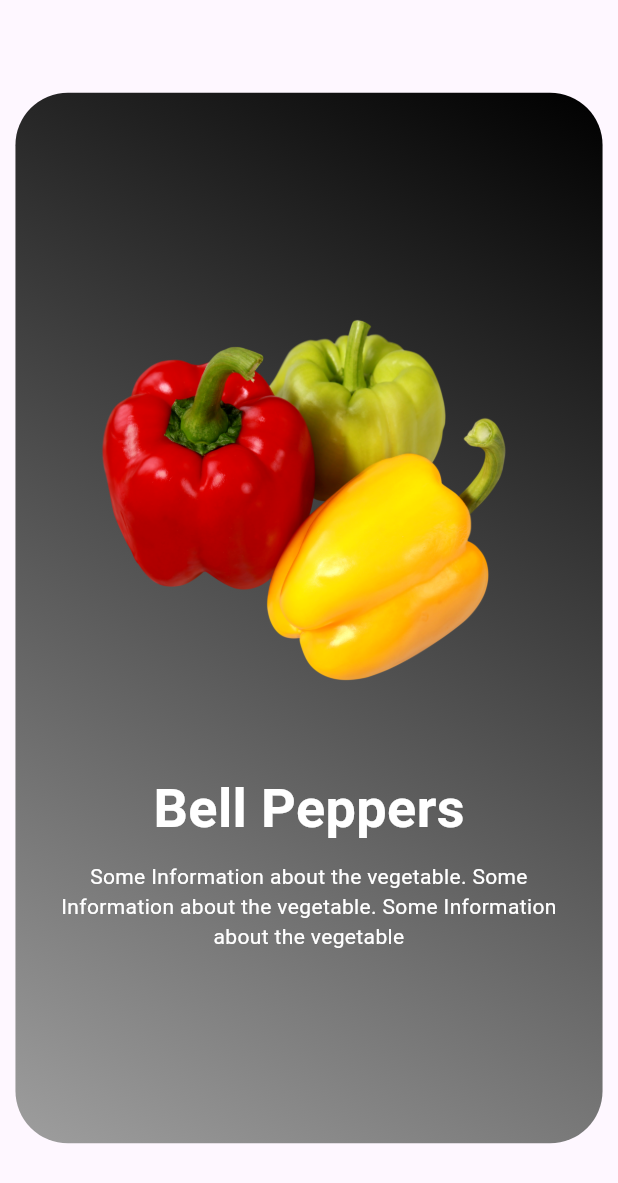
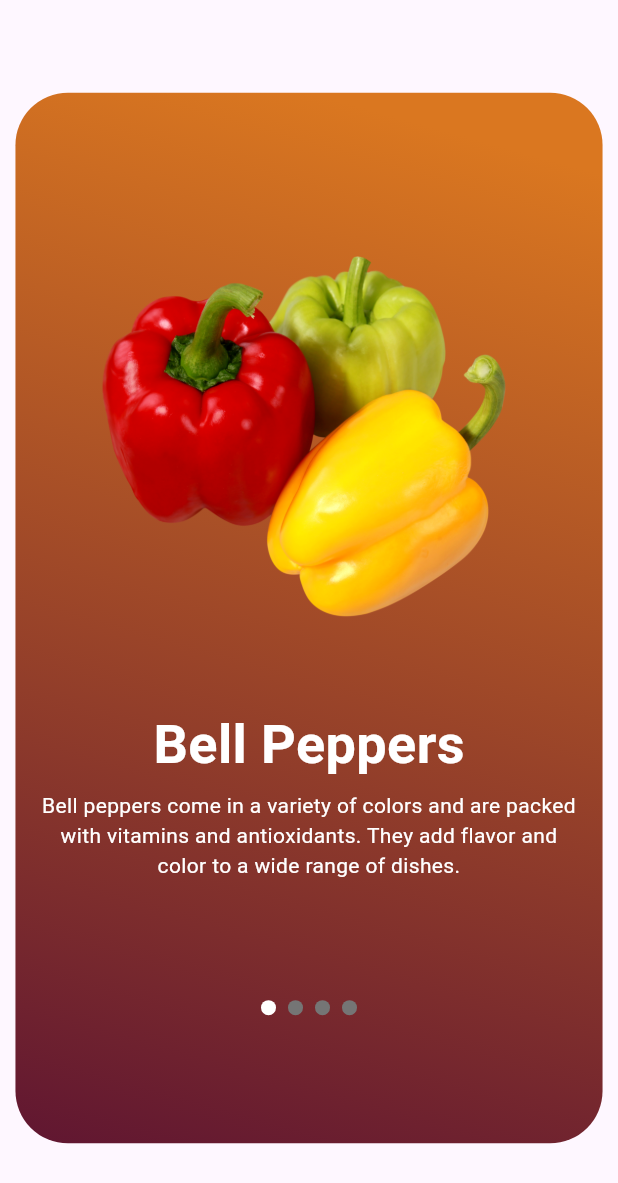
Before and after one commit to David007M/food_app_flutter, a Flutter app: the screen it shows after launch, on a phone screen of 412 x 824 dp. Shown: the top 1183 px of the screen. Run offline on Flutter 3.47's test engine with Material 2 defaults, Android fonts, the phone set to English and light mode, and no system bars.

Commit message:
two more screens added

```diff
--- a/lib/screens/onboarding_screen.dart
+++ b/lib/screens/onboarding_screen.dart
@@ -1,4 +1,9 @@
 import 'package:flutter/material.dart';
+import 'package:food_app/data/data.dart';
+
+import '../widget/start_button_widget.dart';
+
+int _currentPage = 0;
 
 class OnBoardingScreen extends StatefulWidget {
   const OnBoardingScreen({super.key});
@@ -13,17 +18,17 @@ class _OnBoardingScreenState extends State<OnBoardingScreen> {
     return Scaffold(
       body: SafeArea(
         child: PageView.builder(
-          itemCount: 3,
-          itemBuilder: (context, index){
+          itemCount: 4,
+          itemBuilder: (context, index) {
             return Center(
               child: Container(
                 width: MediaQuery.of(context).size.width * 0.95,
-                height: MediaQuery.of(context).size.height *0.85,
+                height: MediaQuery.of(context).size.height * 0.85,
                 decoration: BoxDecoration(
                   color: Colors.black,
-                  gradient: const LinearGradient(
-                    colors: [Colors.black, Colors.grey],
-                    begin: Alignment.topRight,
+                  gradient: LinearGradient(
+                    colors: vegetables[index].gradientColors,
+                    begin: Alignment.topCenter,
                     end: Alignment.bottomLeft,
                   ),
                   borderRadius: BorderRadius.circular(35),
@@ -31,36 +36,79 @@ class _OnBoardingScreenState extends State<OnBoardingScreen> {
                 child: Column(
                   mainAxisAlignment: MainAxisAlignment.center,
                   children: [
-                    Image.asset('assets/Bell Peppers.png'),
+                    Image.asset(
+                      'assets/${vegetables[index].image}.png',
+                    ),
                     const SizedBox(
                       height: 30,
                     ),
-                    const Text("Bell Peppers", style: TextStyle(
-                      color: Colors.white,
-                      fontSize: 36,
-                      fontWeight: FontWeight.bold,
-                    ),
+                    Text(
+                      vegetables[index].title,
+                      style: const TextStyle(
+                        color: Colors.white,
+                        fontSize: 36,
+                        fontWeight: FontWeight.bold,
+                      ),
                     ),
                     const SizedBox(
-                      height: 10,
+                      height: 5,
                     ),
-                    const Padding(
-                      padding: EdgeInsets.symmetric(horizontal: 15.0),
+                    Padding(
+                      padding: const EdgeInsets.symmetric(horizontal: 15.0),
                       child: Text(
-                        "Some Information about the vegetable. Some Information about the vegetable. Some Information about the vegetable",
+                        vegetables[index].headline,
                         textAlign: TextAlign.center,
-                        style: TextStyle(
+                        style: const TextStyle(
                           color: Colors.white,
                         ),
                       ),
                     ),
+                    const SizedBox(
+                      height: 80,
+                    ),
+                    // get start button
+                    _currentPage == 3 ? const StartButton() : Container(),
+
+                    _currentPage == 3
+                        ? const SizedBox(
+                            height: 20,
+                          )
+                        : Container(),
+
+                    // page indicator
+                    buildPageIndicator(),
                   ],
                 ),
               ),
             );
+          },
+          onPageChanged: (int page) {
+            setState(() {
+              _currentPage = page;
+            });
           },
         ),
       ),
     );
   }
 }
+
+Widget buildPageIndicator() {
+  return Row(
+    mainAxisAlignment: MainAxisAlignment.center,
+    children: List<Widget>.generate(
+      4,
+      (index) {
+        return Container(
+          width: 10,
+          height: 10,
+          margin: const EdgeInsets.symmetric(horizontal: 4.0),
+          decoration: BoxDecoration(
+            shape: BoxShape.circle,
+            color: _currentPage == index ? Colors.white : Colors.grey.shade600,
+          ),
+        );
+      },
+    ),
+  );
+}
```
Also changed, not shown: lib/data/data.dart (+5 -8 lines), lib/screens/vegetable_details_screen.dart (+39 -4 lines), lib/screens/vegetables_listing_screen.dart (+36 -3 lines), lib/widget/start_button_widget.dart (added, +58 -0 lines), lib/widget/vegetable_tile_widget.dart (added, +63 -0 lines).
